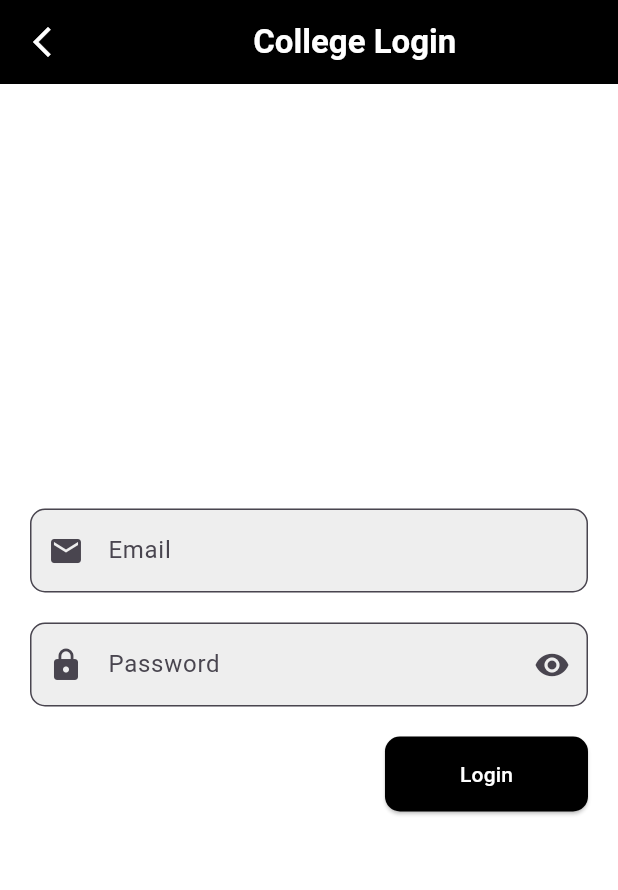
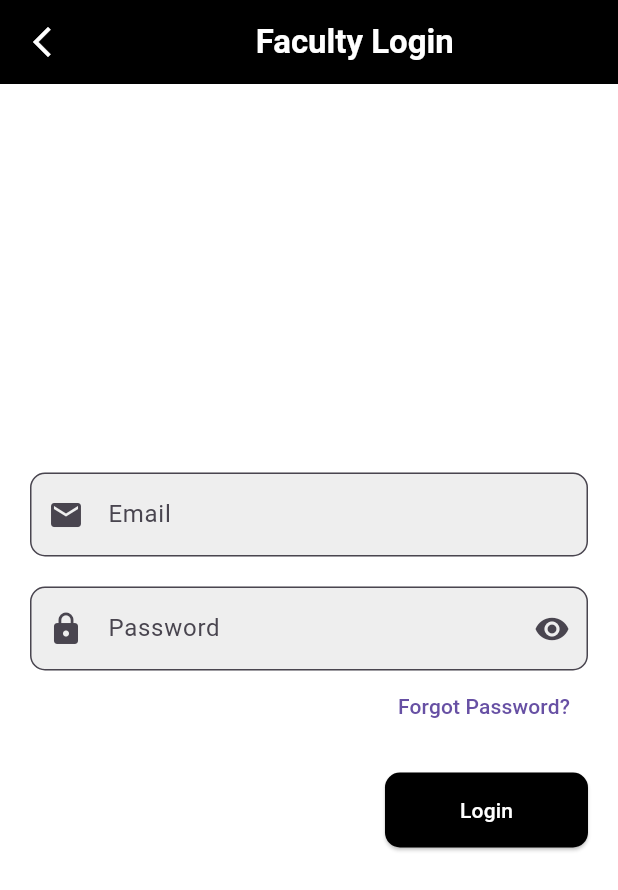
Before and after one commit to Logix-Space-Technologies/Link-Ur-codes---eventApp--Mobile, a Flutter app: the CollegeLogin screen opened directly, after a tap on "Login", on a phone screen of 412 x 824 dp. Shown: the top 890 px of the screen. Run offline on Flutter 3.47's test engine with Material 3 defaults, Android fonts, the light colour scheme and no system bars; our stand-ins replace image_picker, open_file, shared_preferences; missing offline and left inert: excel, file_selector; accounts and stored records are empty; network calls fail.

Commit message:
Update collegelogin.dart

```diff
--- a/lib/pages/college/collegelogin.dart
+++ b/lib/pages/college/collegelogin.dart
@@ -2,6 +2,7 @@ import 'package:flutter/material.dart';
 import 'package:shared_preferences/shared_preferences.dart';
 import '../../services/collegeService.dart';
 import 'collegeHomePage.dart';
+import 'forgotpassword.dart';
 
 class CollegeLogin extends StatefulWidget {
   @override
@@ -25,7 +26,7 @@ class _CollegeLoginState extends State<CollegeLogin> {
             SizedBox(
               width: 5,
             ),
-            Text('College Login',style: TextStyle(color:  Color(0xFFFFFFFF),fontWeight: FontWeight.bold),),
+            Text('Faculty Login',style: TextStyle(color:  Color(0xFFFFFFFF),fontWeight: FontWeight.bold),),
           ],
         ),
         leading: IconButton(onPressed: (){Navigator.pop(context);}, icon:Icon(Icons.arrow_back_ios_new,color:  Color(0xFFFFFFFF),)),
@@ -72,6 +73,18 @@ class _CollegeLoginState extends State<CollegeLogin> {
               ),
               style: TextStyle(color: Colors.black),
             ),
+            Align(
+              alignment: Alignment.centerRight,
+              child: TextButton(
+                onPressed: () {
+                  Navigator.push(
+                    context,
+                    MaterialPageRoute(builder: (context) => ForgotPasswordPage()),
+                  );
+                },
+                child: Text('Forgot Password?'),
+              ),
+            ),
             SizedBox(height: 20.0),
             Align(
               alignment: Alignment.centerRight,
@@ -109,23 +122,25 @@ class _CollegeLoginState extends State<CollegeLogin> {
       // Store college_id and token in shared preferences
       SharedPreferences prefs = await SharedPreferences.getInstance();
       prefs.setInt('college_id', data['college_id']);
+      prefs.setInt('department_id', data['department_id']);
       prefs.setString('college_token', token);
 
       print('College ID: ${data['college_id']}');
+      print('Depart ID: ${data['department_id']}');
       print('College Token: $token');
 
-      ScaffoldMessenger.of(context).showSnackBar(
-        SnackBar(
-          content: Text(response['message']),
-          backgroundColor: Colors.green,
-        ),
-      );
+      // ScaffoldMessenger.of(context).showSnackBar(
+      //   SnackBar(
+      //     content: Text(response['message']),
+      //     backgroundColor: Colors.green,
+      //   ),
+      // );
       Navigator.push(context, MaterialPageRoute(builder: (context)=>CollegeMenu()));
     } else {
       ScaffoldMessenger.of(context).showSnackBar(
         SnackBar(
           content: Text(response['message']),
-          backgroundColor: Colors.red,
+          backgroundColor: Colors.grey,
         ),
       );
     }
```
